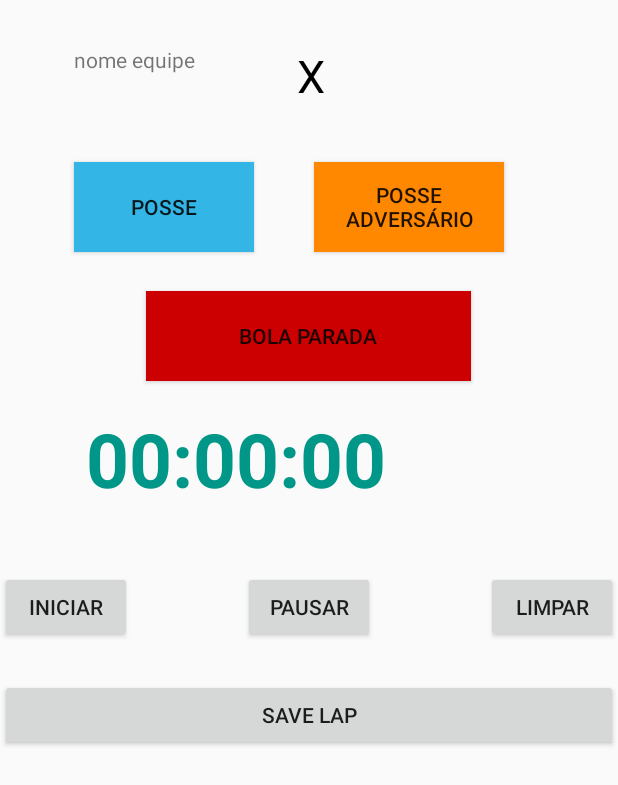
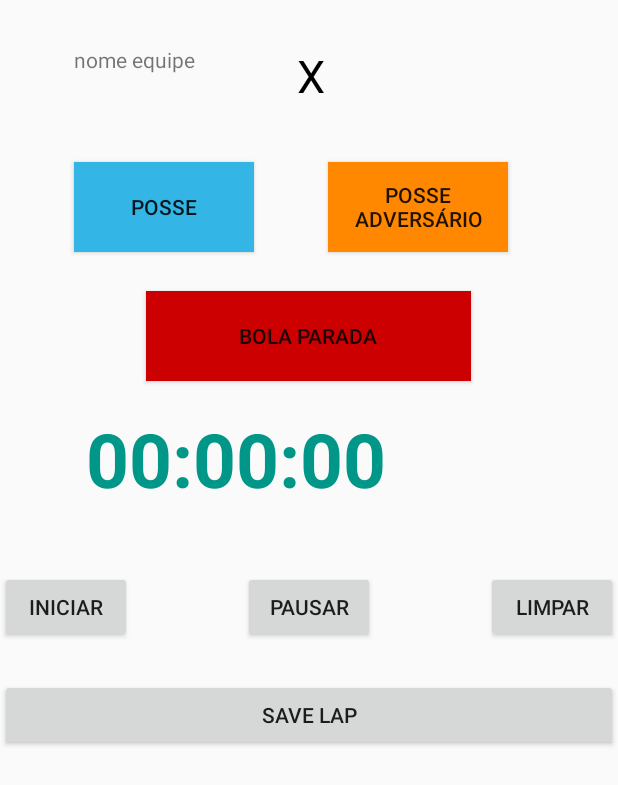
Before and after one commit to PauloLara/appTecnico, an Android app: the Cronometro screen opened directly, with no data from a screen before it, on a phone screen of 412 x 824 dp. Shown: the top 785 px of the screen. Run offline under Robolectric (Android 15) with nearby library versions, the phone set to English and light mode, and no system bars.

```diff
--- a/app/src/main/java/com/example/paulo/apptecnico/Graficos.java
+++ b/app/src/main/java/com/example/paulo/apptecnico/Graficos.java
@@ -626,7 +626,9 @@ public class Graficos extends Activity {
                             JSONObject jo = jsonArray.getJSONObject(i);
                             passeErrado = jo.getString("passeErrado");
                             if(passeErrado=="") passeErrado = "0";
-                            pieChart.addPieSlice(new PieModel("Passes errados", Integer.parseInt(passeErrado), Color.parseColor("#FE6DA8")));
+                            pieChart.addPieSlice(new PieModel("Passes errados",
+                                                    Integer.parseInt(passeErrado),
+                                                    Color.parseColor("#FE6DA8")));
                             pieChart.setVisibility(View.VISIBLE);
                             pieChart.startAnimation();
                         }
--- a/app/src/main/java/com/example/paulo/apptecnico/Login.java
+++ b/app/src/main/java/com/example/paulo/apptecnico/Login.java
@@ -39,7 +39,7 @@ public class Login extends AppCompatActivity {
     String email_Text, senha_Text;
 
     //String HttpUrl = "https://appscout.000webhostapp.com/appscout/user_login.php";
-    String HttpUrl = "https://192.168.15.17/user_login.php";
+    //String HttpUrl = "https://192.168.15.17/user_login.php";
 
     Boolean CheckEditText;
 
@@ -121,6 +121,7 @@ public class Login extends AppCompatActivity {
         }
     }
 
+    String HttpUrl = "https://192.168.15.17/user_login.php";
     public void UserLogin() {
         StringRequest stringRequest = new StringRequest(Request.Method.POST, HttpUrl, new Response.Listener<String>() {
                     @Override
--- a/app/src/main/res/layout/activity_cronometro.xml
+++ b/app/src/main/res/layout/activity_cronometro.xml
@@ -57,7 +57,7 @@
         android:layout_alignParentStart="true"
         android:layout_alignParentLeft="true"
         android:layout_marginStart="49dp"
-        android:layout_marginLeft="49dp"
+        android:layout_marginLeft="29dp"
         android:layout_marginTop="38dp"
         android:background="@android:color/holo_blue_light"
         android:text="posse" />
@@ -67,15 +67,15 @@
         android:layout_width="120dp"
         android:layout_height="60dp"
         android:layout_below="@+id/txtAdversario"
+        android:layout_alignStart="@+id/btnPosseAdversario"
+        android:layout_alignLeft="@+id/btnPosseAdversario"
         android:layout_alignParentEnd="true"
         android:layout_alignParentRight="true"
-        android:layout_marginStart="40dp"
-        android:layout_marginLeft="40dp"
+        android:layout_marginStart="0dp"
+        android:layout_marginLeft="0dp"
         android:layout_marginTop="38dp"
-        android:layout_marginEnd="76dp"
-        android:layout_marginRight="76dp"
-        android:layout_toEndOf="@+id/btnPosseClube"
-        android:layout_toRightOf="@+id/btnPosseClube"
+        android:layout_marginEnd="73dp"
+        android:layout_marginRight="93dp"
         android:background="@android:color/holo_orange_dark"
         android:text="posse adversário" />
 
--- a/app/src/main/res/layout/activity_inicial.xml
+++ b/app/src/main/res/layout/activity_inicial.xml
@@ -55,7 +55,7 @@
                 android:id="@+id/btnnovojogo"
                 android:layout_width="178dp"
                 android:layout_height="110dp"
-                android:background="@drawable/btn_nova_partidas"
+                android:background="@drawable/btn_nova_partida"
                 android:onClick="clickBtnIrPartidaConfig"
                 tools:ignore="OnClick" />
 
--- a/build.gradle
+++ b/build.gradle
@@ -11,7 +11,7 @@ buildscript {
         }
     }
     dependencies {
-        classpath 'com.android.tools.build:gradle:3.5.0-beta02'
+        classpath 'com.android.tools.build:gradle:3.5.0-beta04'
     }
 }
 
--- a/volley-master/build.gradle
+++ b/volley-master/build.gradle
@@ -20,7 +20,7 @@ buildscript {
         google()
     }
     dependencies {
-        classpath 'com.android.tools.build:gradle:3.5.0-beta02'
+        classpath 'com.android.tools.build:gradle:3.5.0-beta04'
     }
 }
 
```
